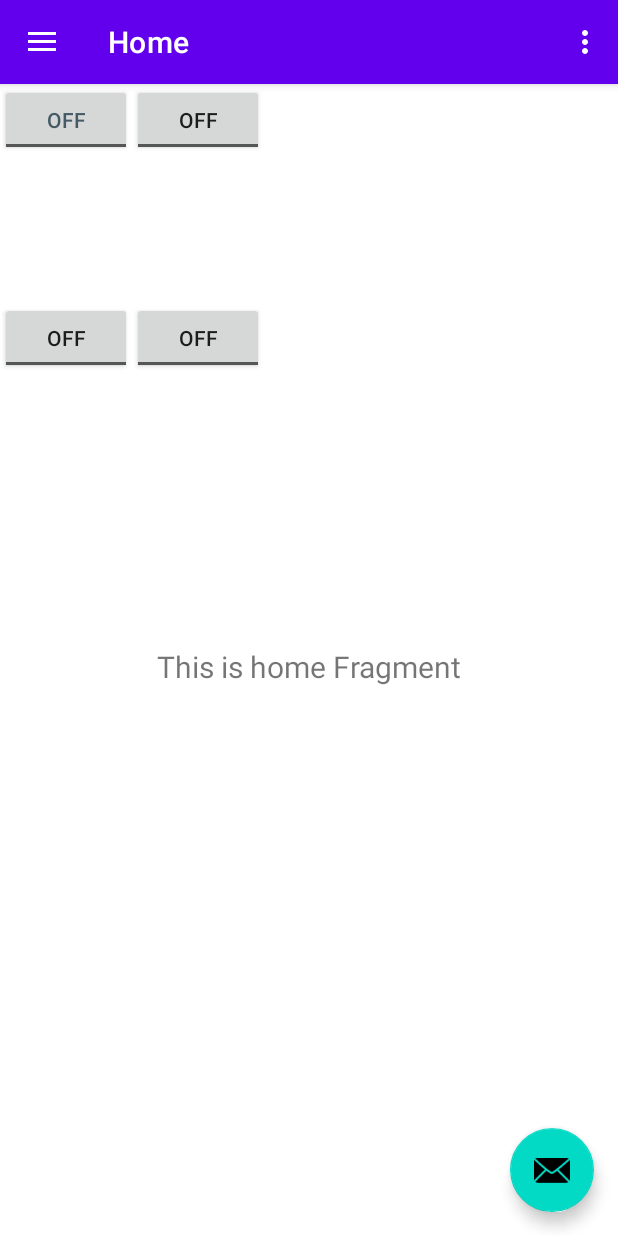
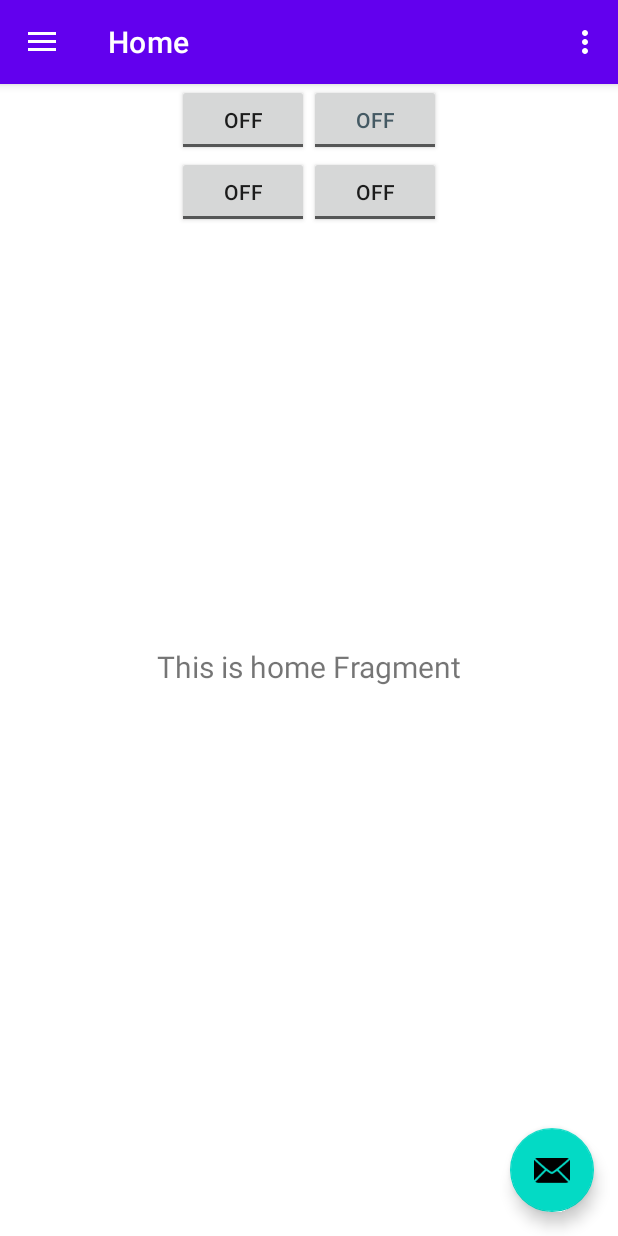
Before and after one commit to jtpunt/LightSwitch, an Android app: the screen it shows after launch (MainActivity), on a phone screen of 412 x 824 dp. Run offline under Robolectric (Android 15) with nearby library versions, the phone set to English and light mode, and no system bars; our stand-ins replace Volley, navigation-ui; network calls fail.

Commit message:
centered toggle buttons within horizontal linearlayout

```diff
--- a/app/src/main/res/layout/fragment_home.xml
+++ b/app/src/main/res/layout/fragment_home.xml
@@ -25,75 +25,51 @@
         android:layout_height="match_parent"
         android:orientation="vertical">
 
+        <LinearLayout
+            android:layout_width="match_parent"
+            android:layout_height="wrap_content"
+            android:gravity="center"
+            android:orientation="horizontal">
 
-        <TableRow
-            android:layout_width="match_parent"
-            android:layout_height="match_parent">
+            <ToggleButton
+                android:id="@+id/toggleButton2"
+                android:layout_width="wrap_content"
+                android:layout_height="wrap_content"
+                android:text="ToggleButton" />
 
             <ToggleButton
                 android:id="@+id/toggleButton1"
                 android:layout_width="wrap_content"
                 android:layout_height="wrap_content"
                 android:text="ToggleButton"
-                android:textColor="#455A64"
-                app:layout_constraintBottom_toBottomOf="parent"
-                app:layout_constraintEnd_toEndOf="parent"
-                app:layout_constraintHorizontal_bias="0.656"
-                app:layout_constraintStart_toStartOf="parent"
-                app:layout_constraintTop_toTopOf="parent"
-                app:layout_constraintVertical_bias="0.431" />
+                android:textColor="#455A64" />
 
-            <ToggleButton
-                android:id="@+id/toggleButton2"
-                android:layout_width="wrap_content"
-                android:layout_height="wrap_content"
-                android:text="ToggleButton"
-                app:layout_constraintBottom_toBottomOf="@id/toggleButton1"
-                app:layout_constraintEnd_toEndOf="parent"
-                app:layout_constraintHorizontal_bias="0.498"
-                app:layout_constraintStart_toStartOf="parent"
-                app:layout_constraintTop_toTopOf="parent"
-                app:layout_constraintVertical_bias="0.521" />
+        </LinearLayout>
 
-        </TableRow>
-    </LinearLayout>
-    <LinearLayout
-        android:layout_width="match_parent"
-        android:layout_height="match_parent"
-        android:orientation="vertical"
-        android:layout_marginTop="145dp">
-        <TableRow
+        <LinearLayout
             android:layout_width="match_parent"
-            android:layout_height="match_parent"
-            >
-
+            android:layout_height="wrap_content"
+            android:gravity="center"
+            android:orientation="horizontal">
 
             <ToggleButton
                 android:id="@+id/toggleButton3"
                 android:layout_width="wrap_content"
                 android:layout_height="wrap_content"
-                android:baselineAligned="false"
-                android:text="ToggleButton"
-                app:layout_constraintBottom_toBottomOf="@id/toggleButton2"
-                app:layout_constraintEnd_toEndOf="parent"
-                app:layout_constraintHorizontal_bias="0.498"
-                app:layout_constraintStart_toStartOf="parent"
-                app:layout_constraintTop_toTopOf="parent"
-                app:layout_constraintVertical_bias="0.43" />
+                android:text="ToggleButton" />
 
             <ToggleButton
                 android:id="@+id/toggleButton4"
                 android:layout_width="wrap_content"
                 android:layout_height="wrap_content"
-                android:baselineAligned="false"
-                android:text="ToggleButton"
-                app:layout_constraintBottom_toBottomOf="@id/toggleButton3"
-                app:layout_constraintEnd_toEndOf="parent"
-                app:layout_constraintHorizontal_bias="0.498"
-                app:layout_constraintStart_toStartOf="parent"
-                app:layout_constraintTop_toTopOf="parent"
-                app:layout_constraintVertical_bias="1.0" />
+                android:text="ToggleButton" />
+        </LinearLayout>
+    </LinearLayout>
 
-        </TableRow>
-    </LinearLayout>
+    <androidx.constraintlayout.widget.Guideline
+        android:id="@+id/guideline2"
+        android:layout_width="wrap_content"
+        android:layout_height="wrap_content"
+        android:orientation="horizontal"
+        app:layout_constraintGuide_begin="20dp" />
 </androidx.constraintlayout.widget.ConstraintLayout>
```
